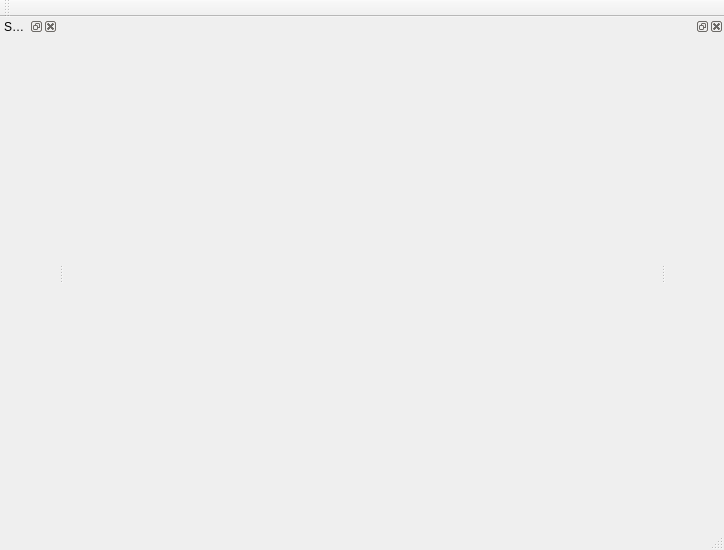
Before: the Qt Designer form svarozhich/src/mainwindow.ui in asemenovv/lada, drawn with Qt 5.
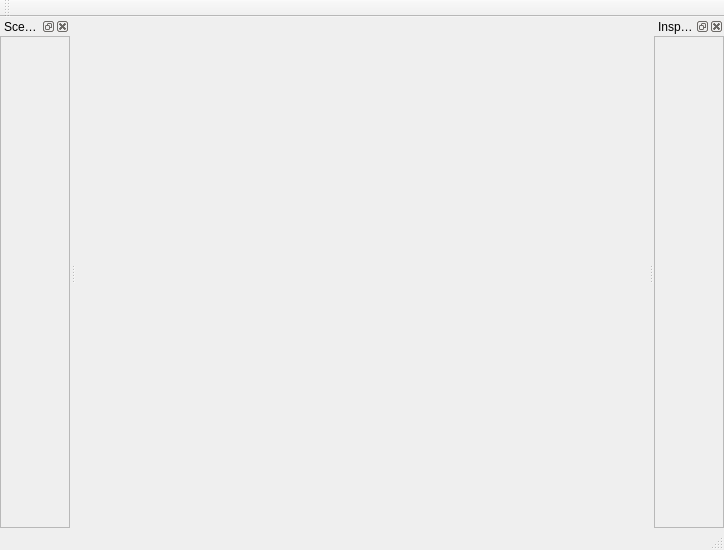
After: the same form once the commit is applied. Custom widgets are drawn as their Qt base class.

Patch:
```diff
--- a/svarozhich/src/mainwindow.ui
+++ b/svarozhich/src/mainwindow.ui
@@ -45,6 +45,10 @@
    <attribute name="dockWidgetArea">
     <number>1</number>
    </attribute>
+            <widget class="QScrollArea" name="scrollArea">
+                <property name="widgetResizable">
+                    <bool>true</bool>
+                </property>
    <widget class="QWidget" name="dockWidgetContents">
     <layout class="QVBoxLayout" name="verticalLayout">
      <property name="spacing">
@@ -68,12 +72,24 @@
     </layout>
    </widget>
   </widget>
+        </widget>
   <widget class="QStatusBar" name="statusBar"/>
   <widget class="QDockWidget" name="dockInspector">
+            <property name="allowedAreas">
+                <set>Qt::DockWidgetArea::AllDockWidgetAreas</set>
+            </property>
+            <property name="windowTitle">
+                <string>Inspector</string>
+            </property>
    <attribute name="dockWidgetArea">
     <number>2</number>
    </attribute>
+            <widget class="QScrollArea" name="scrollArea">
+                <property name="widgetResizable">
+                    <bool>true</bool>
+                </property>
    <widget class="InspectorWidget" name="dockWidgetContents_2"/>
+            </widget>
   </widget>
  </widget>
  <customwidgets>
```
Lines whose indentation alone changed are shown as unchanged.
